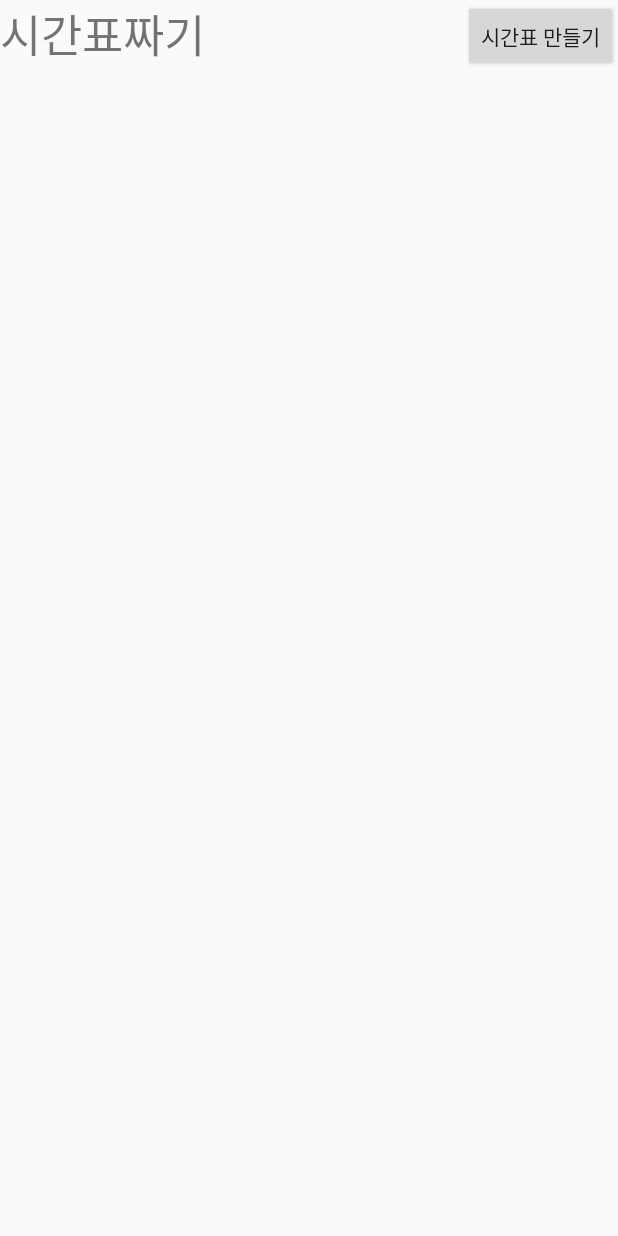
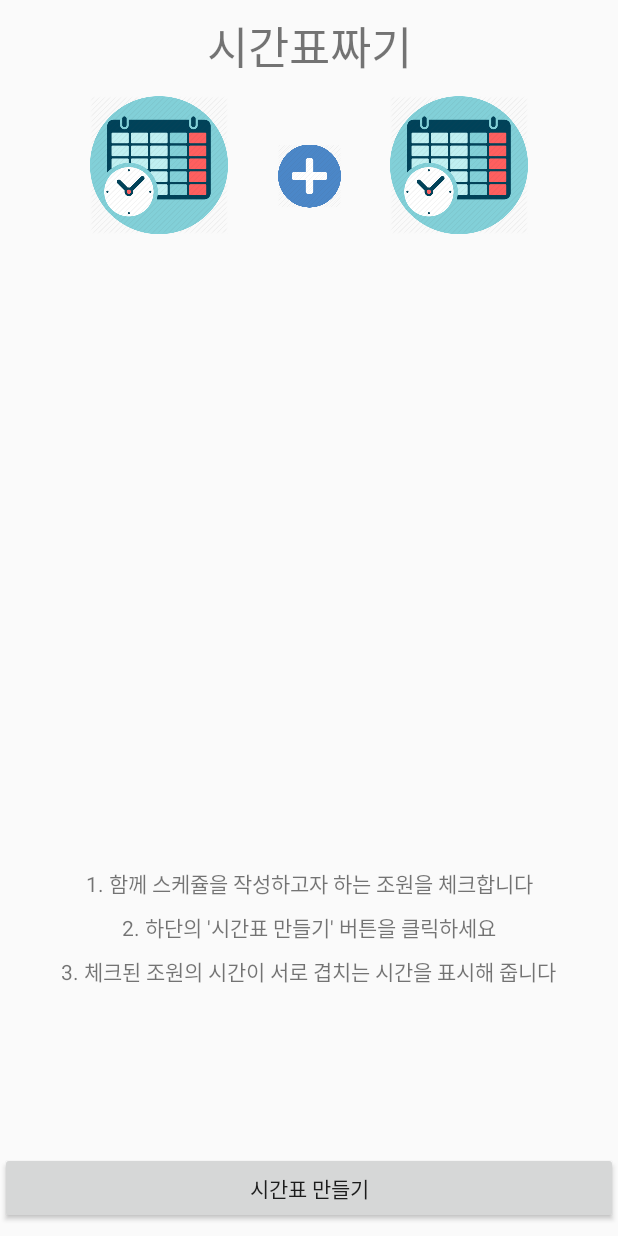
Before and after one commit to seungba/androidCrolling_intent, an Android app: the CheckMember screen opened directly, with no data from a screen before it, on a phone screen of 412 x 824 dp. Run offline under Robolectric (Android 15) with nearby library versions, the phone set to English and light mode, and no system bars; 2 statements that could not run were skipped.

Commit message:
레이아웃 수정

```diff
--- a/app/src/main/res/layout/activity_check_member.xml
+++ b/app/src/main/res/layout/activity_check_member.xml
@@ -1,29 +1,110 @@
 <?xml version="1.0" encoding="utf-8"?>
-<RelativeLayout xmlns:android="http://schemas.android.com/apk/res/android"
+<android.support.constraint.ConstraintLayout xmlns:android="http://schemas.android.com/apk/res/android"
+    xmlns:app="http://schemas.android.com/apk/res-auto"
     xmlns:tools="http://schemas.android.com/tools"
     android:layout_width="match_parent"
     android:layout_height="match_parent"
     tools:context=".CheckMember">
+
+    <TextView
+        android:id="@+id/textView9"
+        android:layout_width="wrap_content"
+        android:layout_height="wrap_content"
+        android:layout_marginBottom="8dp"
+        android:text="1. 함께 스케쥴을 작성하고자 하는 조원을 체크합니다"
+        app:layout_constraintBottom_toTopOf="@+id/textView7"
+        app:layout_constraintEnd_toEndOf="parent"
+        app:layout_constraintStart_toStartOf="parent" />
+
+    <TextView
+        android:id="@+id/textView7"
+        android:layout_width="wrap_content"
+        android:layout_height="wrap_content"
+        android:layout_marginBottom="8dp"
+        android:text="2. 하단의 '시간표 만들기' 버튼을 클릭하세요"
+        app:layout_constraintBottom_toTopOf="@+id/textView8"
+        app:layout_constraintEnd_toEndOf="parent"
+        app:layout_constraintStart_toStartOf="parent" />
+
+    <TextView
+        android:id="@+id/textView8"
+        android:layout_width="wrap_content"
+        android:layout_height="wrap_content"
+        android:layout_marginBottom="110dp"
+        android:text="3. 체크된 조원의 시간이 서로 겹치는 시간을 표시해 줍니다"
+        app:layout_constraintBottom_toTopOf="@+id/makeBtn"
+        app:layout_constraintEnd_toEndOf="parent"
+        app:layout_constraintHorizontal_bias="0.496"
+        app:layout_constraintStart_toStartOf="parent" />
+
+    <ImageView
+        android:id="@+id/imageView3"
+        android:layout_width="92dp"
+        android:layout_height="100dp"
+        android:layout_marginEnd="60dp"
+        android:layout_marginTop="60dp"
+        app:layout_constraintEnd_toEndOf="parent"
+        app:layout_constraintTop_toTopOf="parent"
+        app:srcCompat="@drawable/calendar" />
+
     <TextView
         android:id="@+id/text"
-        android:text="시간표짜기"
         android:layout_width="wrap_content"
         android:layout_height="wrap_content"
         android:layout_alignParentLeft="true"
-        android:textSize="30dp"/>
+        android:layout_marginEnd="8dp"
+        android:layout_marginStart="8dp"
+        android:layout_marginTop="8dp"
+        android:text="시간표짜기"
+        android:textSize="30dp"
+        app:layout_constraintEnd_toEndOf="parent"
+        app:layout_constraintStart_toStartOf="parent"
+        app:layout_constraintTop_toTopOf="parent" />
 
     <Button
         android:id="@+id/makeBtn"
-        android:layout_width="wrap_content"
+        android:layout_width="match_parent"
         android:layout_height="wrap_content"
         android:layout_alignParentRight="true"
-        android:text="시간표 만들기"/>
+        android:layout_marginBottom="8dp"
+        android:text="시간표 만들기"
+        app:layout_constraintBottom_toBottomOf="parent"
+        app:layout_constraintEnd_toEndOf="parent"
+        app:layout_constraintStart_toStartOf="parent" />
 
     <TableLayout
         android:id="@+id/checkTable"
-        android:layout_width="match_parent"
-        android:layout_height="wrap_content"
-        android:layout_centerInParent="true"
-        android:layout_below="@+id/text"/>
+        android:layout_width="186dp"
+        android:layout_height="0dp"
+        android:layout_alignParentStart="true"
+        android:layout_alignParentTop="true"
+        android:layout_marginBottom="8dp"
+        android:layout_marginTop="80dp"
+        app:layout_constraintBottom_toTopOf="@+id/textView9"
+        app:layout_constraintEnd_toEndOf="parent"
+        app:layout_constraintStart_toStartOf="parent"
+        app:layout_constraintTop_toBottomOf="@+id/imageView4" />
 
-</RelativeLayout>
+    <ImageView
+        android:id="@+id/imageView2"
+        android:layout_width="92dp"
+        android:layout_height="100dp"
+        android:layout_marginStart="60dp"
+        android:layout_marginTop="60dp"
+        app:layout_constraintStart_toStartOf="parent"
+        app:layout_constraintTop_toTopOf="parent"
+        app:srcCompat="@drawable/calendar" />
+
+    <ImageView
+        android:id="@+id/imageView4"
+        android:layout_width="42dp"
+        android:layout_height="48dp"
+        android:layout_marginEnd="8dp"
+        android:layout_marginStart="8dp"
+        android:layout_marginTop="40dp"
+        app:layout_constraintEnd_toStartOf="@+id/imageView3"
+        app:layout_constraintStart_toEndOf="@+id/imageView2"
+        app:layout_constraintTop_toBottomOf="@+id/text"
+        app:srcCompat="@drawable/plus" />
+
+</android.support.constraint.ConstraintLayout>
--- a/app/src/main/res/layout/custom_layout.xml
+++ b/app/src/main/res/layout/custom_layout.xml
@@ -10,19 +10,21 @@
     android:padding="10dp">
 
     //GroupAdapter
+
     <TextView
         android:id="@+id/groupNameView"
         android:layout_width="wrap_content"
         android:layout_height="wrap_content"
-        android:layout_marginBottom="5dp"
+        android:layout_marginStart="8dp"
         android:text="groupName"
-        android:textSize="30dp"/>
+        android:textSize="30dp"
+        app:layout_constraintStart_toStartOf="parent"
+        app:layout_constraintTop_toTopOf="parent" />
 
     <TextView
         android:id="@+id/keyView"
         android:layout_width="wrap_content"
         android:layout_height="wrap_content"
-        android:layout_marginBottom="0dp"
         android:layout_marginStart="8dp"
         android:layout_marginTop="8dp"
         android:text="Key"
@@ -34,11 +36,11 @@
 
     <TextView
         android:id="@+id/masterView"
-        android:layout_width="100dp"
+        android:layout_width="153dp"
         android:layout_height="wrap_content"
-        android:layout_marginBottom="0dp"
         android:layout_marginEnd="8dp"
-        android:text = "ID,NAME"
+        android:gravity="center"
+        android:text="ID,NAME"
         android:textSize="18sp"
         app:layout_constraintBottom_toBottomOf="parent"
         app:layout_constraintEnd_toEndOf="parent" />
```
Also changed, not shown: app/src/main/res/drawable/calendar.png (added), app/src/main/res/drawable/plus.png (added).
